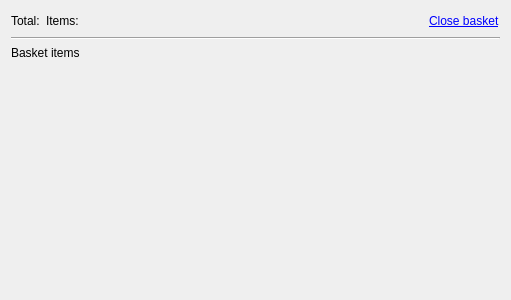
Qt form ui/basket.ui (kybu/electronic-components-panel) before a commit.
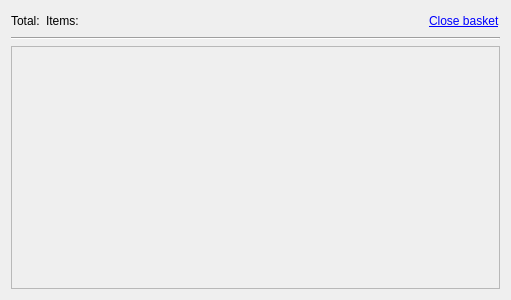
The same form after that commit.

Commit message: More basket functionality implemented.

```diff
--- a/ui/basket.ui
+++ b/ui/basket.ui
@@ -13,7 +13,7 @@
   <property name="windowTitle">
    <string>Form</string>
   </property>
-  <layout class="QVBoxLayout" name="verticalLayout" stretch="0,0,1">
+  <layout class="QVBoxLayout" name="verticalLayout">
    <item>
     <layout class="QHBoxLayout" name="horizontalLayout">
      <item>
@@ -60,13 +60,44 @@
     </widget>
    </item>
    <item>
-    <widget class="QLabel" name="basketItemsL">
-     <property name="text">
-      <string>Basket items</string>
+    <widget class="QScrollArea" name="itemsArea">
+     <property name="widgetResizable">
+      <bool>true</bool>
      </property>
      <property name="alignment">
       <set>Qt::AlignLeading|Qt::AlignLeft|Qt::AlignTop</set>
      </property>
+     <widget class="QWidget" name="scrollAreaWidgetContents">
+      <property name="geometry">
+       <rect>
+        <x>0</x>
+        <y>0</y>
+        <width>491</width>
+        <height>243</height>
+       </rect>
+      </property>
+      <layout class="QVBoxLayout" name="verticalLayout_2">
+       <property name="topMargin">
+        <number>0</number>
+       </property>
+       <property name="bottomMargin">
+        <number>0</number>
+       </property>
+       <item>
+        <spacer name="verticalSpacer">
+         <property name="orientation">
+          <enum>Qt::Vertical</enum>
+         </property>
+         <property name="sizeHint" stdset="0">
+          <size>
+           <width>20</width>
+           <height>240</height>
+          </size>
+         </property>
+        </spacer>
+       </item>
+      </layout>
+     </widget>
     </widget>
    </item>
   </layout>
```
The commit also changes 2 other files.
